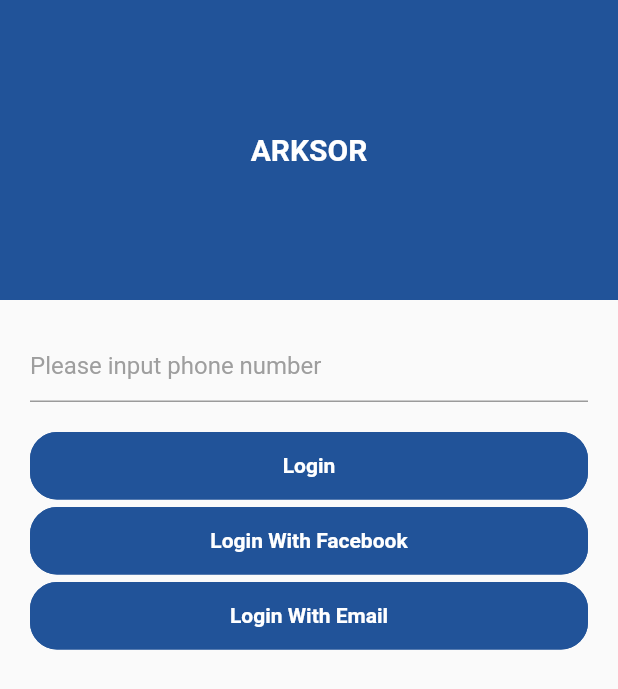
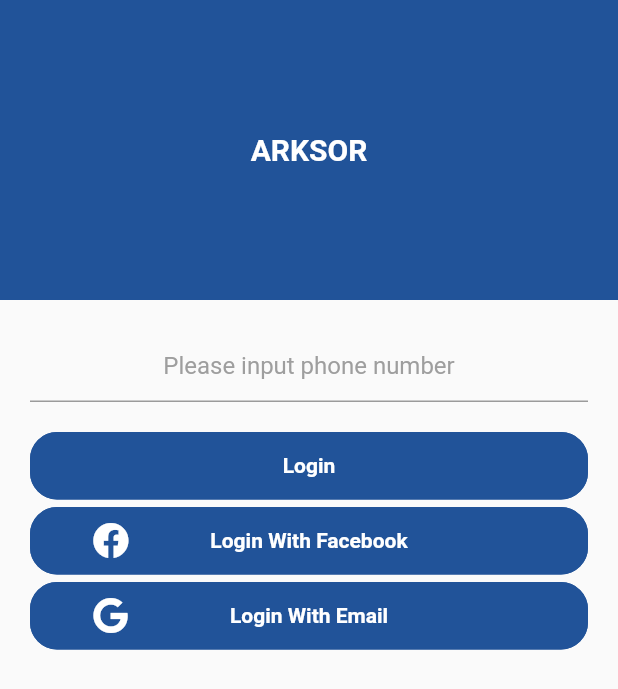
Before and after one commit to homsrieng/ArksorMobileApp, a Flutter app: the screen it shows after launch, on a phone screen of 412 x 824 dp. Shown: the top 689 px of the screen. Run offline on Flutter 3.47's test engine with Material 2 defaults, Android fonts, the phone set to English and light mode, and no system bars; our stand-ins replace font_awesome_flutter.

Commit message:
Update with 1.Push icon in buton login 2.Add font awsome for icon

```diff
--- a/lib/main.dart
+++ b/lib/main.dart
@@ -69,7 +69,7 @@ class _MyHomePageState extends State<MyHomePage> {
   }
   Future<void> loginPage() async {
     await new Future.delayed(const Duration(seconds: 3));
-    Navigator.push(context, new MaterialPageRoute(builder: (__) => new Login()));
+    Navigator.pushReplacement(context, new MaterialPageRoute(builder: (__) => new Login()));
   }
   @override
   Widget build(BuildContext context) {
--- a/lib/pages/login.dart
+++ b/lib/pages/login.dart
@@ -3,6 +3,7 @@ import 'package:arksormobileapp/utils/colors.dart';
 import 'package:arksormobileapp/utils/font_size.dart';
 import 'package:arksormobileapp/widgets/button.dart';
 import 'package:flutter/material.dart';
+import 'package:font_awesome_flutter/font_awesome_flutter.dart';
 class Login extends StatelessWidget{
   Widget header() {
     return(
@@ -20,7 +21,11 @@ class Login extends StatelessWidget{
                       Row(
                         mainAxisAlignment: MainAxisAlignment.center,
                         children: <Widget>[
-                          Text("ARKSOR",style: TextStyle(fontSize: ArksorFontSize.title,fontWeight: FontWeight.bold,color: Colors.white)),
+                          Text("ARKSOR",
+                              style: TextStyle(
+                                  fontSize: ArksorFontSize.title,
+                                  fontWeight: FontWeight.bold,
+                                  color: Colors.white)),
                         ])
                     ],
                   ),
@@ -43,7 +48,7 @@ class Login extends StatelessWidget{
               Row(children: <Widget>[
                 new Expanded(child:
                 TextField(
-                textAlign: TextAlign.left,
+                textAlign: TextAlign.center,
                     decoration: InputDecoration(
                       hintText: 'Please input phone number',
                       hintStyle: TextStyle(color: Colors.grey),
@@ -57,7 +62,7 @@ class Login extends StatelessWidget{
                     margin: const EdgeInsets.only(
                     top: 20),
                     child:
-                    ArkSorButton.button("Login")
+                    ArkSorButton.btnBorderRadius("Login")
                   )
                 )
               ]),
@@ -68,7 +73,7 @@ class Login extends StatelessWidget{
                     margin: const EdgeInsets.only(
                     top: 5),
                     child:
-                    ArkSorButton.button("Login With Facebook")
+                    ArkSorButton.btnBorderRadiusIcon("Login With Facebook",FontAwesomeIcons.facebook)
                   )
                 )
               ]),
@@ -79,7 +84,7 @@ class Login extends StatelessWidget{
                     margin: const EdgeInsets.only(
                     top: 5),
                     child:
-                    ArkSorButton.button("Login With Email")
+                    ArkSorButton.btnBorderRadiusIcon("Login With Email",FontAwesomeIcons.google)
                   )
                 )
               ])
--- a/lib/widgets/button.dart
+++ b/lib/widgets/button.dart
@@ -1,8 +1,35 @@
 import 'package:arksormobileapp/utils/colors.dart';
 import 'package:flutter/material.dart';
+import 'package:font_awesome_flutter/font_awesome_flutter.dart';
 
 class ArkSorButton{
-  static Widget button(var text){
+  static Widget btnBorderRadius(var text){
+    return (
+        FlatButton(
+            shape: RoundedRectangleBorder(
+                borderRadius: new BorderRadius.circular(18.0),
+                side: BorderSide(color: ArksorColor.primaryColor)
+            ),
+            color: ArksorColor.primaryColor,
+            onPressed: () => {},
+            child:
+            Row(
+                children: <Widget>[
+                  Expanded(
+                    flex: 5,
+                    child: Container(
+                      child:Row(
+                        mainAxisAlignment: MainAxisAlignment.center,
+                        children: <Widget>[
+                          Text(text,style: TextStyle(color: Colors.white,fontWeight: FontWeight.bold))
+                        ],),
+                    ),
+                  )
+                ])
+        )
+    );
+  }
+  static Widget btnBorderRadiusIcon(var text,IconData icon){
     return (
       FlatButton(
         shape: RoundedRectangleBorder(
@@ -12,7 +39,29 @@ class ArkSorButton{
         color: ArksorColor.primaryColor,
             onPressed: () => {},
             child:
-            Text(text,style: TextStyle(color: Colors.white,fontWeight: FontWeight.bold)),
+              Row(
+                  children: <Widget>[
+                    Expanded(
+                      flex: 2,
+                      child: Container(
+                        child: Icon(icon,color: Colors.white,),
+                      ),
+                    ),
+                    Expanded(
+                      flex: 5,
+                      child: Container(
+                        child:Row(
+                          mainAxisAlignment: MainAxisAlignment.center,
+                          children: <Widget>[
+                          Text(text,style: TextStyle(color: Colors.white,fontWeight: FontWeight.bold))
+                        ],),
+                      ),
+                    ),
+                    Expanded(
+                      flex: 2,
+                      child: Container(),
+                    )
+              ])
       )
     );
   }
--- a/pubspec.yaml
+++ b/pubspec.yaml
@@ -19,6 +19,7 @@ environment:
 dependencies:
   flutter:
     sdk: flutter
+  font_awesome_flutter: 8.0.1
 
   # The following adds the Cupertino Icons font to your application.
   # Use with the CupertinoIcons class for iOS style icons.
```
Also changed, not shown: pubspec.lock.
